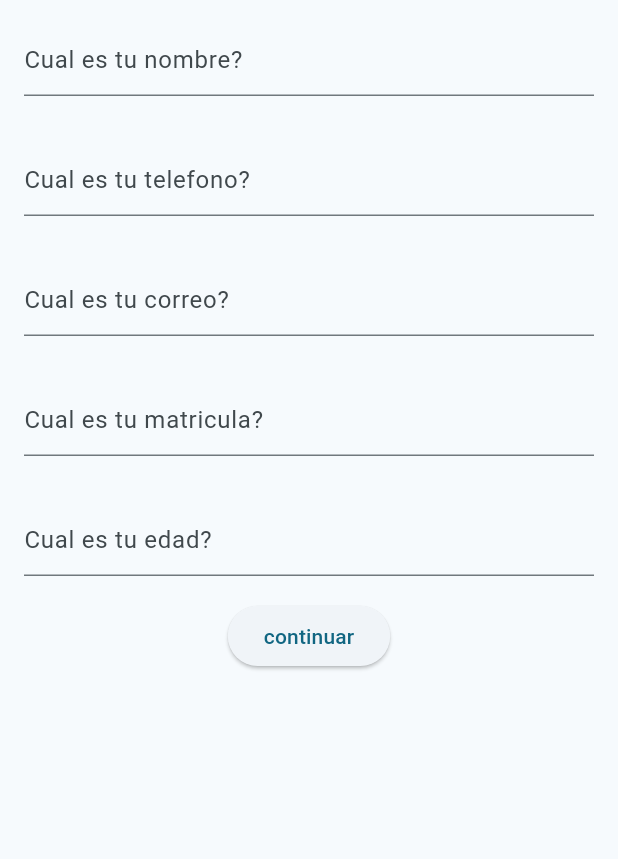
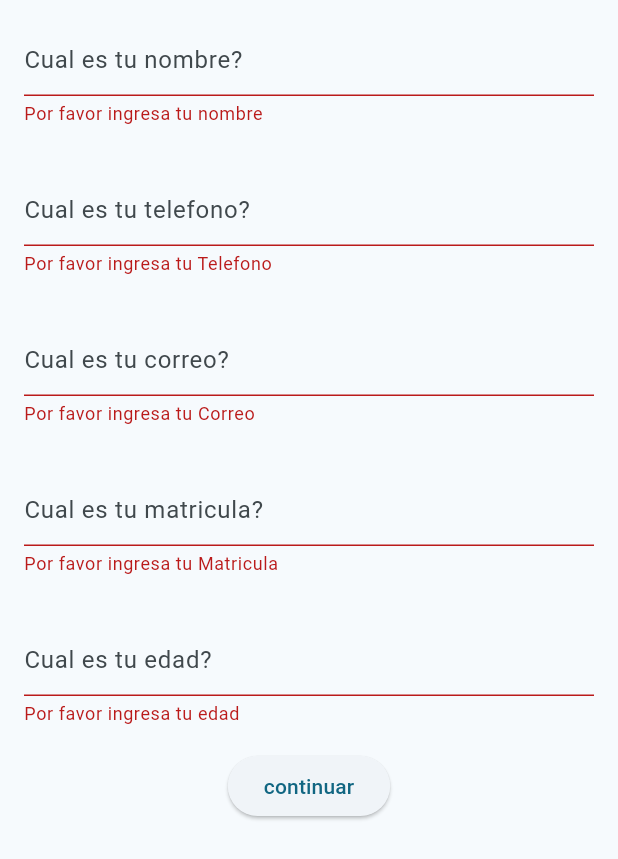
Before and after one commit to Sadrach34/Encuestas, a Flutter app: the QuestionsAPage widget shown alone on an empty page, opened directly with empty values, after a tap on "continuar", on a phone screen of 412 x 824 dp. Shown: the top 859 px of the screen. Run offline on Flutter 3.47's test engine with Material 3 defaults, Android fonts, the phone set to English and light mode, and no system bars.

Commit message:
Validacion de questions A

```diff
--- a/lib/questionsa.dart
+++ b/lib/questionsa.dart
@@ -18,42 +18,77 @@ class QuestionsAPage extends StatefulWidget {
       key: _formKey,
       child: Column(
         children: <Widget>[
+
           Padding(
             padding: EdgeInsets.all(16),
-            child: TextField(
+            child: TextFormField(
               decoration: InputDecoration(hintText: "Cual es tu nombre?"),
+              validator: (String? value) {
+                if (value == null || value.isEmpty) {
+                  return 'Por favor ingresa tu nombre';
+                }
+                return null;
+              },
             ),
           ),
 
           Padding(
             padding: EdgeInsets.all(16),
-            child: TextField(
+            child: TextFormField(
               decoration: InputDecoration(hintText: "Cual es tu telefono?"),
+              validator: (String? value) {
+                if (value == null || value.isEmpty) {
+                  return 'Por favor ingresa tu Telefono';
+                }
+                return null;
+              },
             ),
           ),
 
           Padding(
             padding: EdgeInsets.all(16),
-            child: TextField(
+            child: TextFormField(
               decoration: InputDecoration(hintText: "Cual es tu correo?"),
+              validator: (String? value) {
+                if (value == null || value.isEmpty) {
+                  return 'Por favor ingresa tu Correo';
+                }
+                return null;
+              },
             ),
           ),
 
           Padding(
             padding: EdgeInsets.all(16),
-            child: TextField(
+            child: TextFormField(
               decoration: InputDecoration(hintText: "Cual es tu matricula?"),
+              validator: (String? value) {
+                if (value == null || value.isEmpty) {
+                  return 'Por favor ingresa tu Matricula';
+                }
+                return null;
+              },
             ),
           ),
 
           Padding(
             padding: EdgeInsets.all(16),
-            child: TextField(
+            child: TextFormField(
               decoration: InputDecoration(hintText: "Cual es tu edad?"),
+              validator: (String? value) {
+                if (value == null || value.isEmpty) {
+                  return 'Por favor ingresa tu edad';
+                }
+                return null;
+              },
             ),
           ),
           ElevatedButton(
-            onPressed: () => {widget.onPageChanged(3)},
+            onPressed: () {
+              if(_formKey.currentState!.validate()){
+                widget.onPageChanged(3);
+              }
+              },
             child: const Text('continuar'),
           ),
         ],
```
